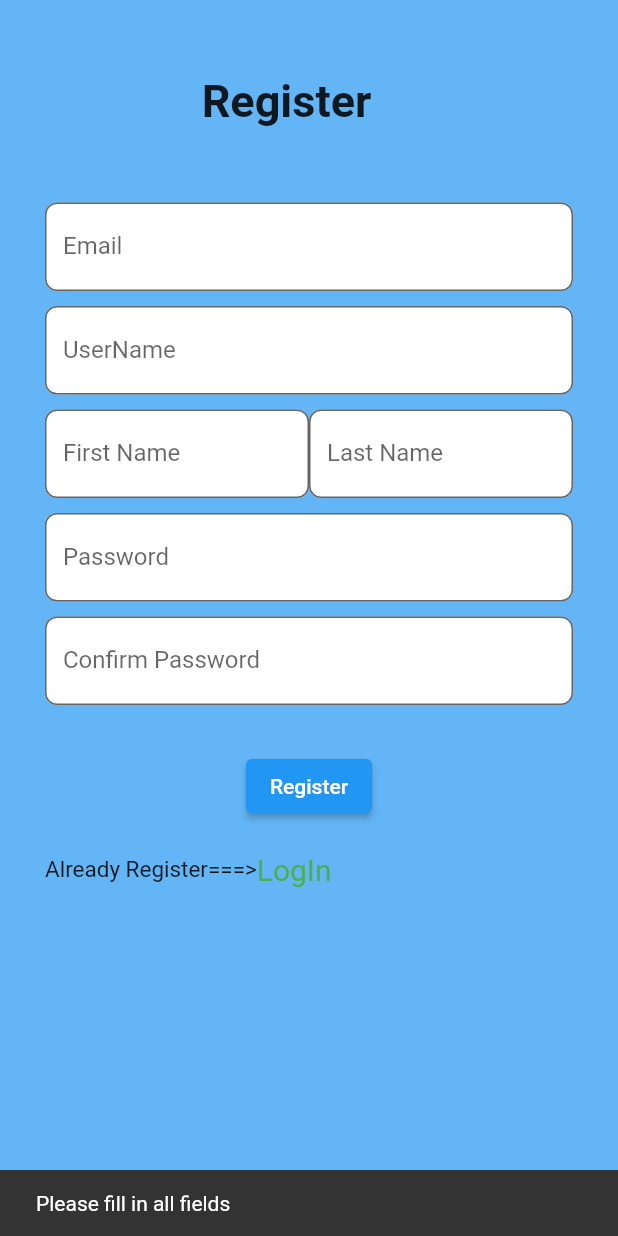
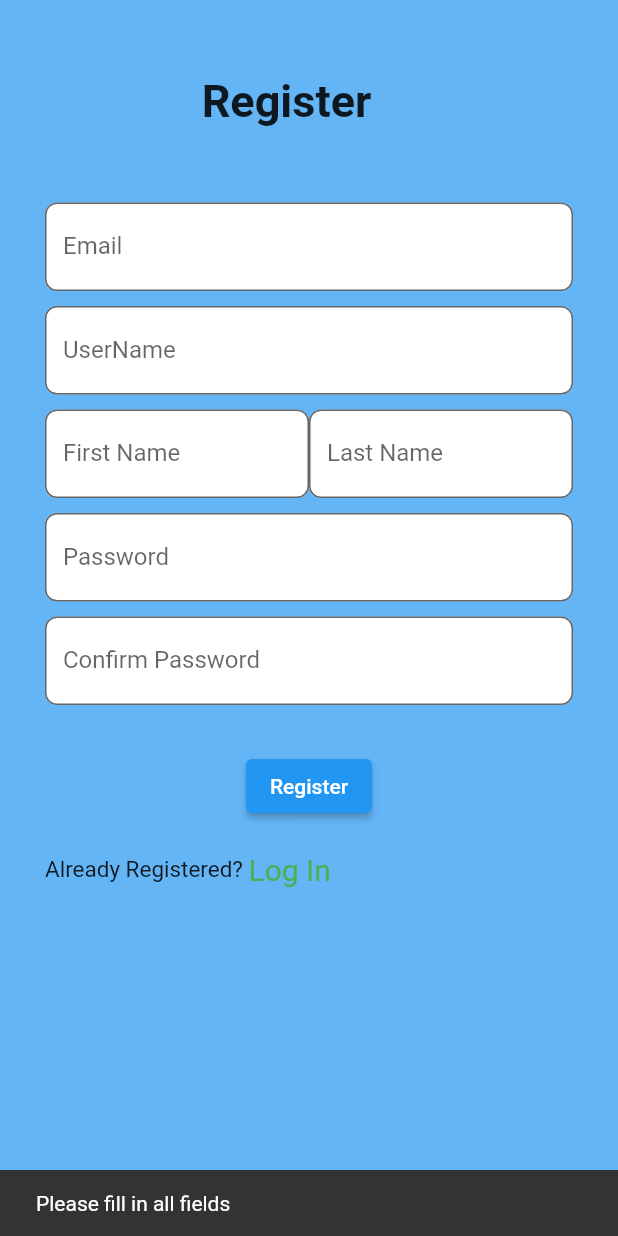
Before and after one commit to ujjawal123ku/flutter_authentication, a Flutter app: the Register screen opened directly, after a tap on "Register", on a phone screen of 412 x 824 dp. Run offline on Flutter 3.47's test engine with Material 2 defaults, Android fonts, the phone set to English and light mode, and no system bars; our stand-ins replace flutter_bloc, hive, hive_flutter; accounts and stored records are empty.

Commit message:
second commit

```diff
--- a/lib/model/UserCubit.dart
+++ b/lib/model/UserCubit.dart
@@ -1,6 +1,7 @@
 import 'package:authentication/model/usermodel.dart';
 import 'package:flutter_bloc/flutter_bloc.dart';
 
-class UserCubit extends Cubit<User>{
-  UserCubit(super.initialState);
+class UserCubit extends Cubit<User> {
+  // Constructor should be defined like this:
+  UserCubit(User initialState) : super(initialState);
 }
--- a/lib/pages/registration.dart
+++ b/lib/pages/registration.dart
@@ -1,10 +1,10 @@
-import 'package:authentication/pages/login.dart';
 import 'package:flutter/material.dart';
 import 'package:flutter_bloc/flutter_bloc.dart';
 import 'package:authentication/auth_api.dart';
 import '../model/UserCubit.dart';
 import '../model/usermodel.dart';
 import 'home.dart';
+import 'login.dart'; // assuming you have a login page defined
 
 class Register extends StatefulWidget {
   const Register({Key? key}) : super(key: key);
@@ -190,16 +190,11 @@ class _RegisterState extends State<Register> {
                         _confirmPassword.text,
                       );
 
-
                       print("Auth result: $result");
-                      if (result.runtimeType==User) {
-                        User? user = result;
-                        context.read<UserCubit>().emit(user!);
-                        // Navigate to the home page if registration is successful
+                      if (result != null) {
+                        context.read<UserCubit>().emit(result);
                         Navigator.of(context).pushReplacement(
-                          MaterialPageRoute(builder: (context) {
-                            return MyHomePage();
-                          }),
+                          MaterialPageRoute(builder: (context) => MyHomePage()),
                         );
                       } else {
                         // Show an error message if registration fails
@@ -227,14 +222,15 @@ class _RegisterState extends State<Register> {
                 padding: EdgeInsets.only(left: 30,right: 30,top: 20),
                 child: Row(
                   children: [
-                    Text("Already Register===>",style: TextStyle(fontSize: 15,fontWeight: FontWeight.w400),),
+                    Text("Already Registered? ",style: TextStyle(fontSize: 15,fontWeight: FontWeight.w400),),
                     InkWell(
                       onTap: (){
                         Navigator.pushReplacement(
                           context,
-                          MaterialPageRoute(builder: (context) => LogIn()),);
+                          MaterialPageRoute(builder: (context) => LogIn()),
+                        );
                       },
-                      child: Text("LogIn",style: TextStyle(fontWeight: FontWeight.w400,fontSize: 20,color: Colors.green),),
+                      child: Text("Log In",style: TextStyle(fontWeight: FontWeight.w400,fontSize: 20,color: Colors.green),),
                     )
                   ],
                 ),
```
Also changed, not shown: lib/auth_api.dart (+12 -17 lines).
